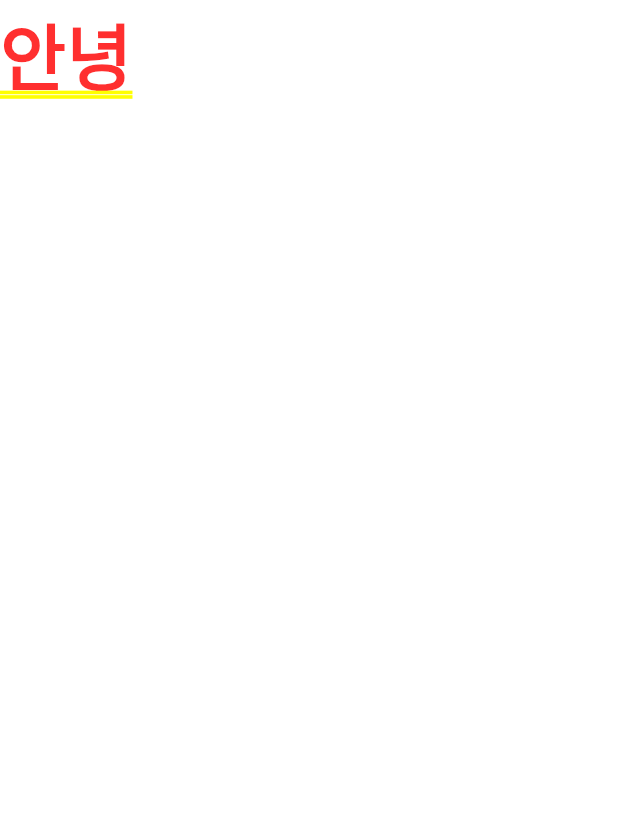
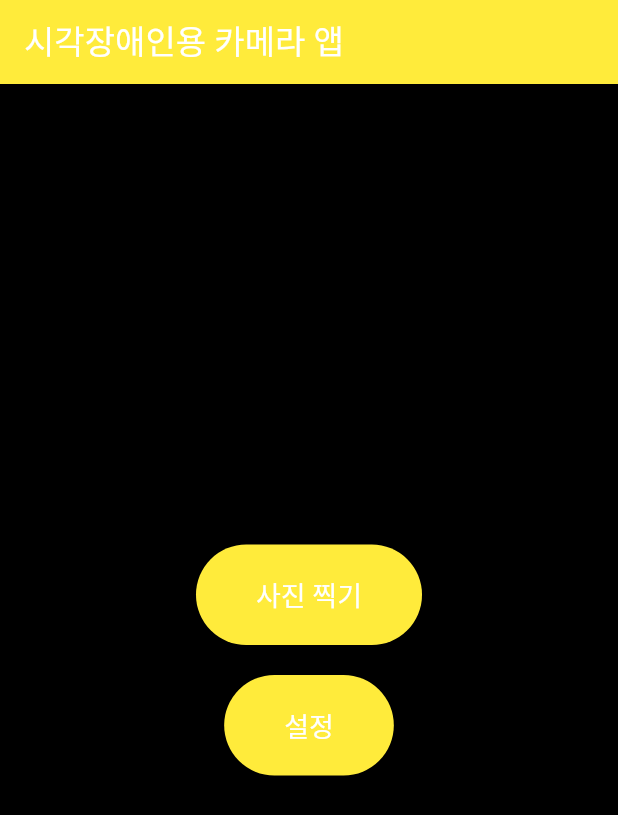
Before and after one commit to overjjang/can_finder, a Flutter app: the screen it shows after launch, on a phone screen of 412 x 824 dp. Shown: the top 815 px of the screen. Run offline on Flutter 3.47's test engine with Material 3 defaults, Android fonts, the phone set to English and light mode, and no system bars; our stand-ins replace image_picker.

Commit message:
Update Android NDK version, enhance main app structure, and add image picker functionality

```diff
--- /dev/null
+++ b/lib/HHH/oooo.dart
@@ -0,0 +1,16 @@
+import 'package:flutter/material.dart';
+
+void main(){
+  runApp(MyApp());
+}
+
+class MyApp extends StatelessWidget{
+  bool enabled = false;
+  String stateText = "disable";
+
+  @override
+  Widget build(BuildContext context) {
+    // TODO: implement build
+    throw UnimplementedError();
+  }
+}
--- a/lib/main.dart
+++ b/lib/main.dart
@@ -1,16 +1,105 @@
 import 'package:flutter/material.dart';
+import 'package:image_picker/image_picker.dart';
 
-void main() {
-  runApp(const MyApp());
+void main() => runApp(MyApp());
+
+class MyApp extends StatefulWidget {
+  @override
+  _MyAppState createState() => _MyAppState();
 }
-class MyApp extends StatelessWidget {
-  const MyApp({Key? key}) : super(key: key);
+
+class _MyAppState extends State<MyApp> {
+  Color backgroundColor = Colors.black;
+  Color buttonColor = Colors.yellow;
+
+  final List<Map<String, dynamic>> accessibleColors = [
+    {"name": "노랑", "color": Colors.yellow},
+    {"name": "흰색", "color": Colors.white},
+    {"name": "검정", "color": Colors.black},
+    {"name": "파랑", "color": Colors.blue},
+    {"name": "주황", "color": Colors.orange},
+  ];
+
+  final ImagePicker _picker = ImagePicker();
+
+  void _openCamera() async {
+    final XFile? photo = await _picker.pickImage(source: ImageSource.camera);
+    if (photo != null) {
+      // 카메라로 찍은 사진 처리 가능
+      ScaffoldMessenger.of(context).showSnackBar(
+        SnackBar(content: Text('사진을 찍었습니다.')),
+      );
+    }
+  }
+
+  void _showColorPicker() {
+    showModalBottomSheet(
+      context: context,
+      builder: (context) => Container(
+        padding: EdgeInsets.all(16),
+        color: backgroundColor,
+        child: Column(
+          mainAxisSize: MainAxisSize.min,
+          children: accessibleColors.map((item) {
+            return ListTile(
+              leading: CircleAvatar(backgroundColor: item['color']),
+              title: Text(
+                item['name'],
+                style: TextStyle(color: buttonColor),
+              ),
+              onTap: () {
+                setState(() {
+                  backgroundColor = item['color'];
+                  buttonColor = item['color'] == Colors.black ? Colors.white : Colors.black;
+                });
+                Navigator.pop(context);
+              },
+            );
+          }).toList(),
+        ),
+      ),
+    );
+  }
+
   @override
   Widget build(BuildContext context) {
-
     return MaterialApp(
-      home: Text('안녕'),
+      home: Scaffold(
+        backgroundColor: backgroundColor,
+        appBar: AppBar(
+          title: Text('시각장애인용 카메라 앱'),
+          backgroundColor: buttonColor,
+          foregroundColor: backgroundColor == Colors.black ? Colors.white : Colors.black,
+        ),
+        body: Center(
+          child: Column(
+            mainAxisAlignment: MainAxisAlignment.center,
+            children: [
+              ElevatedButton(
+                onPressed: _openCamera,
+                style: ElevatedButton.styleFrom(
+                  backgroundColor: buttonColor,
+                  foregroundColor: backgroundColor == Colors.black ? Colors.white : Colors.black,
+                  padding: EdgeInsets.symmetric(horizontal: 40, vertical: 20),
+                  textStyle: TextStyle(fontSize: 18),
+                ),
+                child: Text('사진 찍기'),
+              ),
+              SizedBox(height: 20),
+              ElevatedButton(
+                onPressed: _showColorPicker,
+                style: ElevatedButton.styleFrom(
+                  backgroundColor: buttonColor,
+                  foregroundColor: backgroundColor == Colors.black ? Colors.white : Colors.black,
+                  padding: EdgeInsets.symmetric(horizontal: 40, vertical: 20),
+                  textStyle: TextStyle(fontSize: 18),
+                ),
+                child: Text('설정'),
+              ),
+            ],
+          ),
+        ),
+      ),
     );
-
   }
 }
--- a/pubspec.yaml
+++ b/pubspec.yaml
@@ -30,7 +30,7 @@ environment:
 dependencies:
   flutter:
     sdk: flutter
-  tflite: ^1.1.2
+  #tflite: ^1.1.2
   image_picker: ^0.8.5+3
 
   # The following adds the Cupertino Icons font to your application.
```
Also changed, not shown: pubspec.lock, 2 other files.
